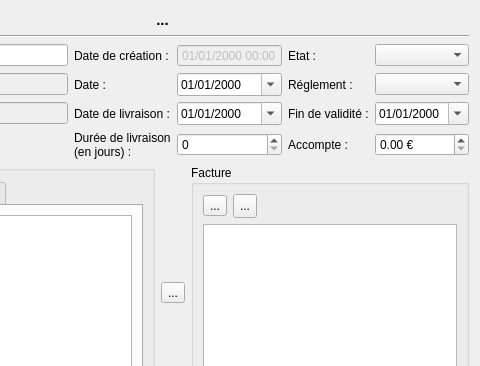
Above: src/dialoginvoice.ui from cfdev/mcercle before the change; both pictures show x 155 to 635 and y 0 to 366 of the 635 by 484 pixel window. Below: the same form after it.
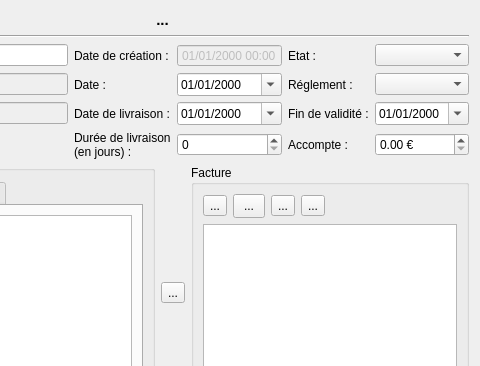
That is the form after the change. Icons and pictures are not drawn.

Diff of the .ui file:
```diff
--- a/src/dialoginvoice.ui
+++ b/src/dialoginvoice.ui
@@ -368,7 +368,7 @@
              <widget class="QToolButton" name="toolButton_rm">
               <property name="minimumSize">
                <size>
-                <width>24</width>
+                <width>32</width>
                 <height>24</height>
                </size>
               </property>
@@ -390,6 +390,46 @@
               </property>
              </widget>
             </item>
+            <item>
+             <widget class="QToolButton" name="toolButton_up">
+              <property name="toolTip">
+               <string>Monter l'article</string>
+              </property>
+              <property name="text">
+               <string>...</string>
+              </property>
+              <property name="icon">
+               <iconset resource="../ressources.qrc">
+                <normaloff>:/app/up</normaloff>:/app/up</iconset>
+              </property>
+              <property name="iconSize">
+               <size>
+                <width>24</width>
+                <height>24</height>
+               </size>
+              </property>
+             </widget>
+            </item>
+            <item>
+             <widget class="QToolButton" name="toolButton_dn">
+              <property name="toolTip">
+               <string>Descendre l'article</string>
+              </property>
+              <property name="text">
+               <string>...</string>
+              </property>
+              <property name="icon">
+               <iconset resource="../ressources.qrc">
+                <normaloff>:/app/dn</normaloff>:/app/dn</iconset>
+              </property>
+              <property name="iconSize">
+               <size>
+                <width>24</width>
+                <height>24</height>
+               </size>
+              </property>
+             </widget>
+            </item>
             <item>
              <spacer name="horizontalSpacer_3">
               <property name="orientation">
```
